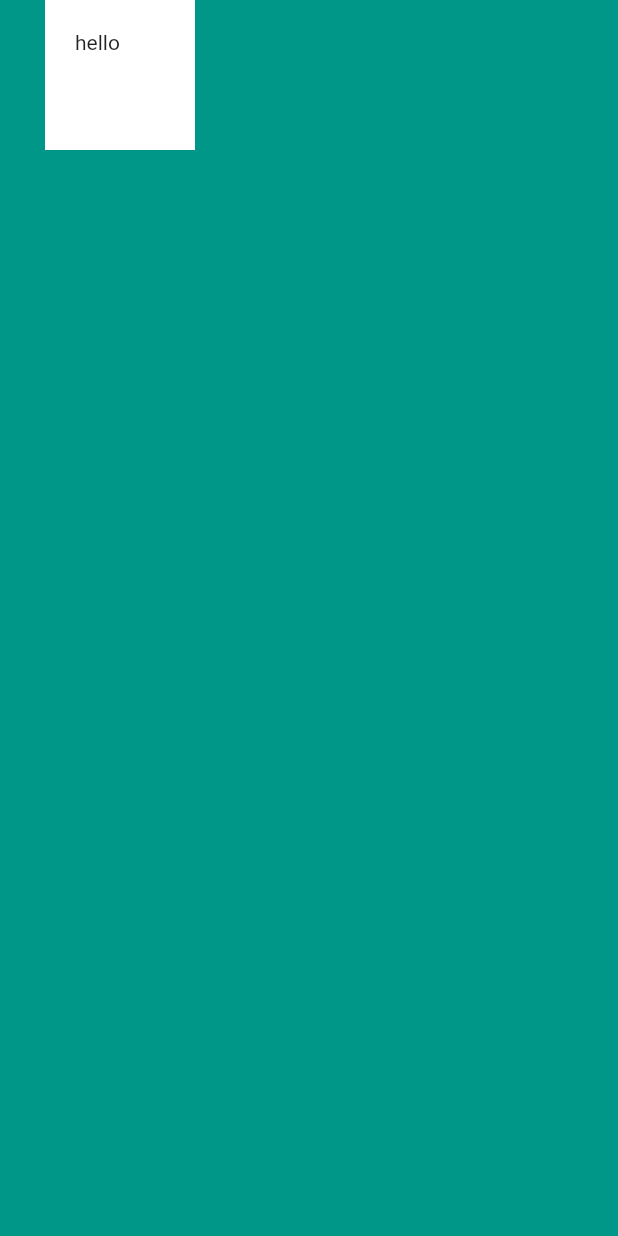
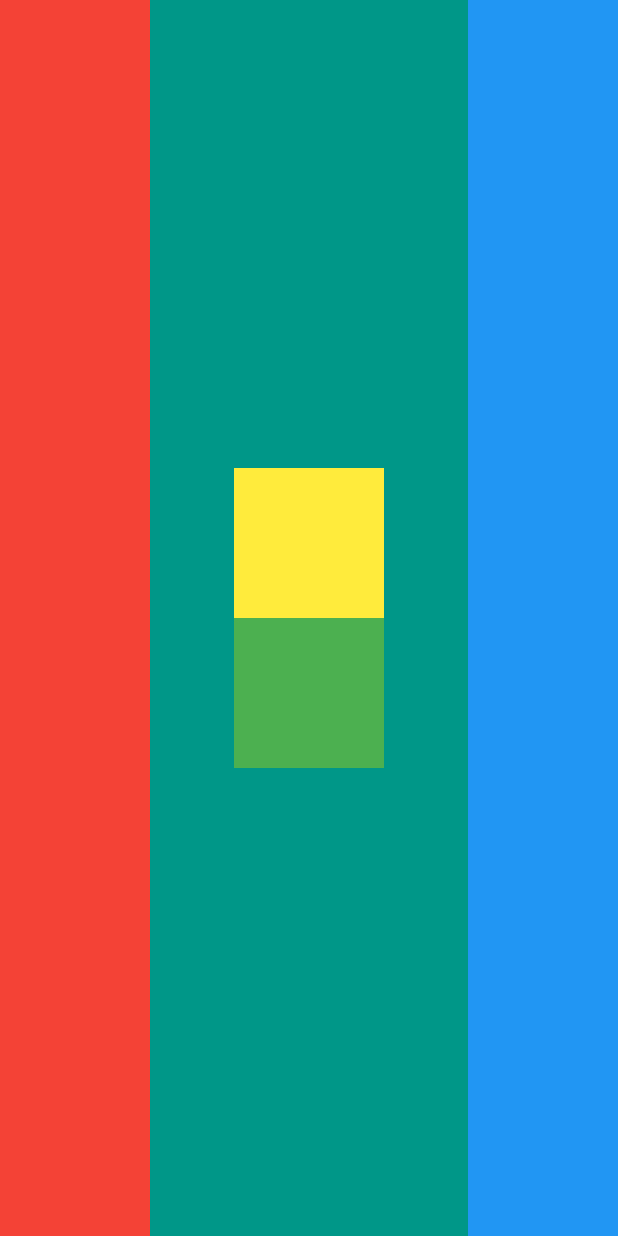
Before and after one commit to enutake/flutter_practice, a Flutter app: the screen it shows after launch, on a phone screen of 412 x 824 dp. Run offline on Flutter 3.47's test engine with Material 2 defaults, Android fonts, the phone set to English and light mode, and no system bars.

Commit message:
feat: create Layout-Challenge-Specs

```diff
--- a/i_am_poor/micard/micard/lib/main.dart
+++ b/i_am_poor/micard/micard/lib/main.dart
@@ -11,14 +11,36 @@ class MyApp extends StatelessWidget {
       home: Scaffold(
         backgroundColor: Colors.teal,
         body: SafeArea(
-          child: Container(
-            height: 100.0,
-            width: 100.0,
-            color: Colors.white,
-            margin: EdgeInsets.only(left: 30.0),
-            padding: EdgeInsets.all(20.0),
-            child: Text('hello')
-          )
+          child: Row(
+            mainAxisAlignment: MainAxisAlignment.spaceBetween,
+            children: <Widget>[
+              Container(
+                width: 100.0,
+                color: Colors.red,
+              ),
+              Column(
+                mainAxisAlignment: MainAxisAlignment.center,
+                children: <Widget>[
+                  Container(
+                    height: 100.0,
+                    width: 100.0,
+                    color: Colors.yellow,
+                  ),
+                  Container(
+                    height: 100.0,
+                    width: 100.0,
+                    color: Colors.green,
+                    // margin: EdgeInsets.only(left: 30.0),
+                    // padding: EdgeInsets.all(20.0),
+                  ),
+                ],
+              ),
+              Container(
+                width: 100.0,
+                color: Colors.blue,
+              ),
+            ]
+          ),
         ),
       ),
     );
```
